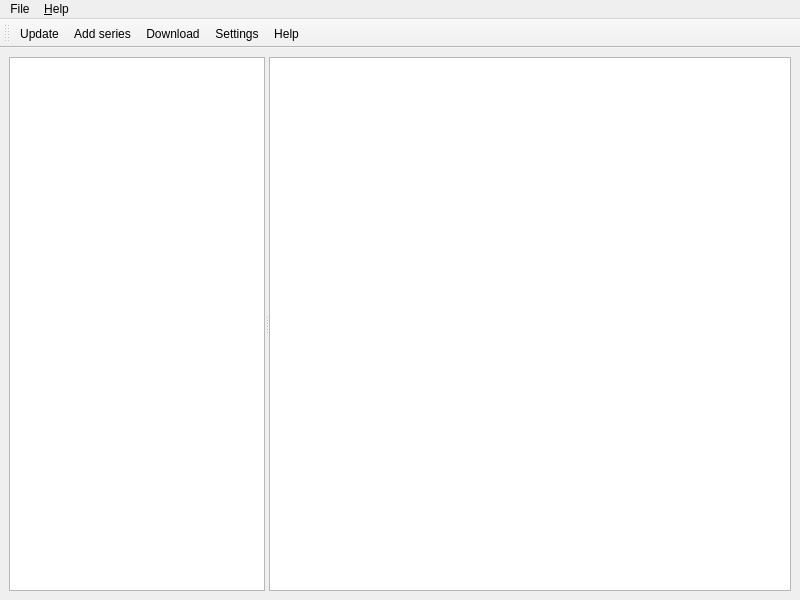
Old version of the form src/res/mainWindow.ui in the repository christofsteel/mucomicload.
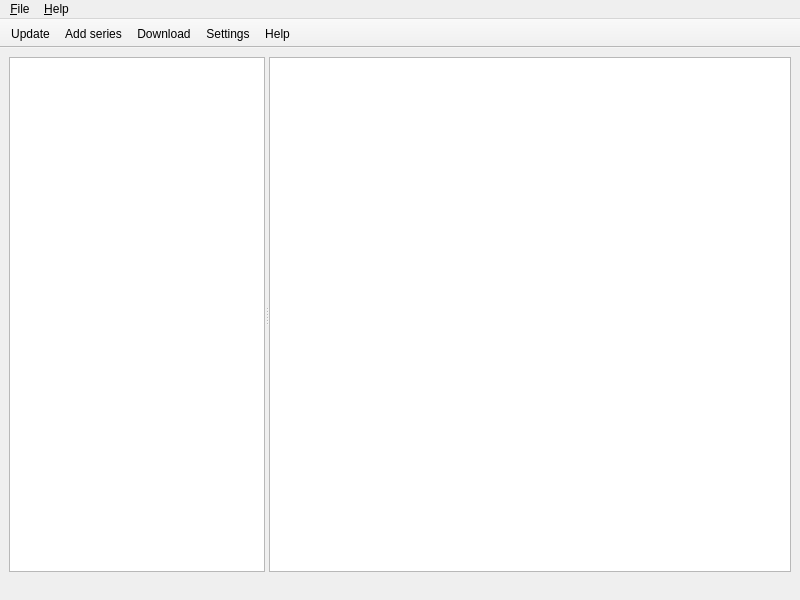
New version of the form. Icons and pictures are not drawn.

What changed in the file:
```diff
--- a/src/res/mainWindow.ui
+++ b/src/res/mainWindow.ui
@@ -81,7 +81,7 @@
    </property>
    <widget class="QMenu" name="menuFile">
     <property name="title">
-     <string>File</string>
+     <string>&amp;File</string>
     </property>
     <addaction name="actionUpdate"/>
     <addaction name="actionAdd_series"/>
@@ -105,6 +105,9 @@
    <property name="windowTitle">
     <string>toolBar</string>
    </property>
+   <property name="movable">
+    <bool>false</bool>
+   </property>
    <property name="toolButtonStyle">
     <enum>Qt::ToolButtonTextUnderIcon</enum>
    </property>
@@ -120,6 +123,11 @@
    <addaction name="menuFileSettings"/>
    <addaction name="actionHelp"/>
   </widget>
+  <widget class="QStatusBar" name="statusBar">
+   <property name="sizeGripEnabled">
+    <bool>false</bool>
+   </property>
+  </widget>
   <action name="menuFileSettings">
    <property name="icon">
     <iconset resource="mucomicload.qrc">
```
Left out of the diff: 8 changed lines with no effect on the pictures.
